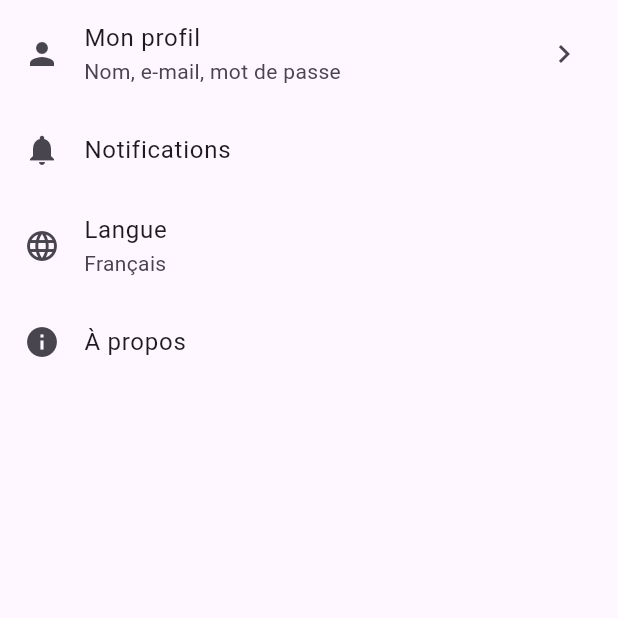
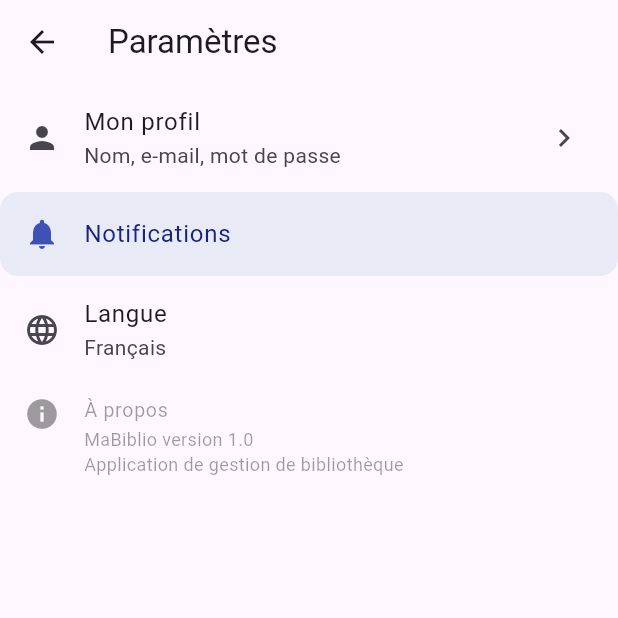
Before and after one commit to rayenn-ar/ma-biblio, a Flutter app: the ParametresScreen screen opened directly, on a phone screen of 412 x 824 dp, the top half of it. Run offline on Flutter 3.47's test engine with Material 3 defaults, Android fonts, the phone set to English and light mode, and no system bars.

Commit message:
Partie 01 : ListTile – écran Paramètres et livreTile()

```diff
--- a/lib/screens/parametres_screen.dart
+++ b/lib/screens/parametres_screen.dart
@@ -6,6 +6,7 @@ class ParametresScreen extends StatelessWidget {
   @override
   Widget build(BuildContext context) {
     return Scaffold(
+      appBar: AppBar(title: const Text('Paramètres')),
       body: Column(
         children: [
           ListTile(
@@ -19,16 +20,31 @@ class ParametresScreen extends StatelessWidget {
               );
             },
           ),
-          const ListTile(
-            leading: Icon(Icons.notifications),
-            title: Text('Notifications'),
+          ListTile(
+            leading: const Icon(Icons.notifications),
+            title: const Text('Notifications'),
+            tileColor: Colors.indigo.shade50,
+            iconColor: Colors.indigo,
+            textColor: Colors.indigo.shade900,
+            shape: RoundedRectangleBorder(
+              borderRadius: BorderRadius.circular(12),
+            ),
           ),
           const ListTile(
             leading: Icon(Icons.language),
             title: Text('Langue'),
             subtitle: Text('Français'),
           ),
-          const ListTile(leading: Icon(Icons.info), title: Text('À propos')),
+          const ListTile(
+            leading: Icon(Icons.info),
+            title: Text('À propos'),
+            subtitle: Text(
+              'MaBiblio version 1.0\nApplication de gestion de bibliothèque',
+            ),
+            dense: true,
+            isThreeLine: true,
+            enabled: false,
+          ),
         ],
       ),
     );
```
Also changed, not shown: lib/main.dart (+40 -2 lines).
